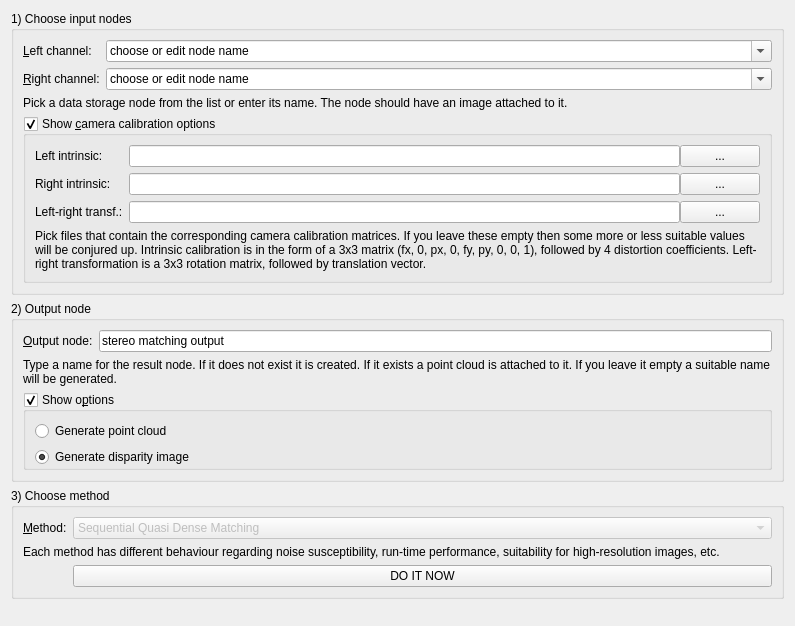
Before: the Qt Designer form Code/Gui/MITK/Plugins/uk.ac.ucl.cmic.igisurfacerecon/src/internal/SurfaceReconViewWidget.ui in NifTK/NifTK, drawn with Qt 5.
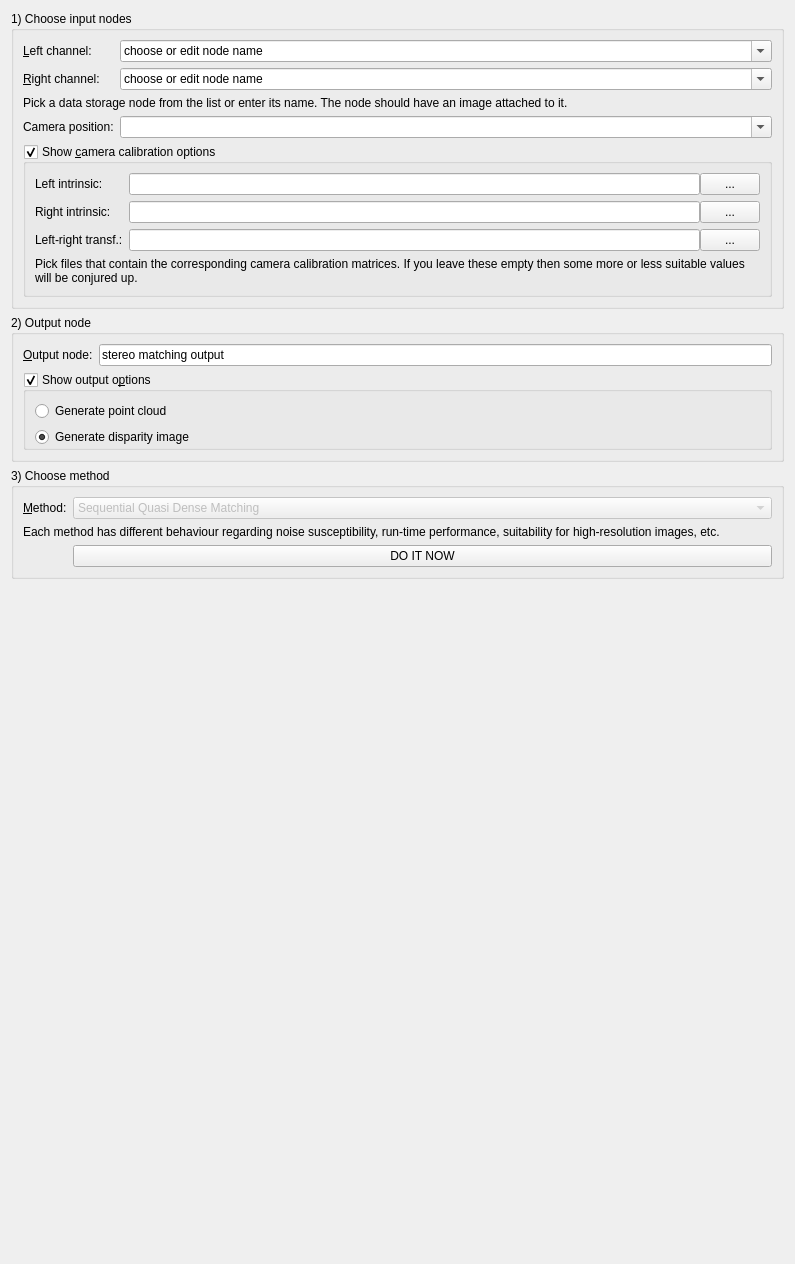
After: the same form once the commit is applied. Custom widgets are drawn as their Qt base class.

Commit message: Bug #2476: attempt to get the stereo-matched point cloud moving with a camera node

```diff
--- a/Code/Gui/MITK/Plugins/uk.ac.ucl.cmic.igisurfacerecon/src/internal/SurfaceReconViewWidget.ui
+++ b/Code/Gui/MITK/Plugins/uk.ac.ucl.cmic.igisurfacerecon/src/internal/SurfaceReconViewWidget.ui
@@ -7,7 +7,7 @@
     <x>0</x>
     <y>0</y>
     <width>795</width>
-    <height>626</height>
+    <height>1264</height>
    </rect>
   </property>
   <property name="windowTitle">
@@ -80,7 +80,7 @@
         </property>
        </widget>
       </item>
-      <item row="4" column="0" colspan="2">
+      <item row="5" column="0" colspan="2">
        <widget class="QGroupBox" name="calibrationgroupbox">
         <property name="title">
          <string>Show &amp;camera calibration options</string>
@@ -124,7 +124,15 @@
                <number>0</number>
               </property>
               <item>
-               <widget class="QLineEdit" name="RightIntrinsicPathLineEdit"/>
+               <widget class="QLineEdit" name="RightIntrinsicPathLineEdit">
+                <property name="toolTip">
+                 <string>Intrinsic calibration is in the form of a 3x3 matrix
+(fx, 0, px, 
+0, fy, py, 
+0, 0, 1), 
+followed by 4 distortion coefficients.</string>
+                </property>
+               </widget>
               </item>
               <item>
                <widget class="QPushButton" name="RightIntrinsicBrowseButton">
@@ -134,6 +142,12 @@
                   <verstretch>0</verstretch>
                  </sizepolicy>
                 </property>
+                <property name="maximumSize">
+                 <size>
+                  <width>60</width>
+                  <height>16777215</height>
+                 </size>
+                </property>
                 <property name="text">
                  <string>...</string>
                 </property>
@@ -147,7 +161,15 @@
                <number>0</number>
               </property>
               <item>
-               <widget class="QLineEdit" name="LeftIntrinsicPathLineEdit"/>
+               <widget class="QLineEdit" name="LeftIntrinsicPathLineEdit">
+                <property name="toolTip">
+                 <string>Intrinsic calibration is in the form of a 3x3 matrix
+(fx, 0, px, 
+0, fy, py, 
+0, 0, 1), 
+followed by 4 distortion coefficients.</string>
+                </property>
+               </widget>
               </item>
               <item>
                <widget class="QPushButton" name="LeftIntrinsicBrowseButton">
@@ -163,6 +185,12 @@
                   <height>0</height>
                  </size>
                 </property>
+                <property name="maximumSize">
+                 <size>
+                  <width>60</width>
+                  <height>16777215</height>
+                 </size>
+                </property>
                 <property name="text">
                  <string>...</string>
                 </property>
@@ -186,7 +214,11 @@
                <number>0</number>
               </property>
               <item>
-               <widget class="QLineEdit" name="StereoRigTransformationPathLineEdit"/>
+               <widget class="QLineEdit" name="StereoRigTransformationPathLineEdit">
+                <property name="toolTip">
+                 <string>Left-right transformation is a 3x3 rotation matrix, followed by translation vector.</string>
+                </property>
+               </widget>
               </item>
               <item>
                <widget class="QPushButton" name="StereoRigTransformBrowseButton">
@@ -196,6 +228,12 @@
                   <verstretch>0</verstretch>
                  </sizepolicy>
                 </property>
+                <property name="maximumSize">
+                 <size>
+                  <width>60</width>
+                  <height>16777215</height>
+                 </size>
+                </property>
                 <property name="text">
                  <string>...</string>
                 </property>
@@ -206,7 +244,7 @@
             <item row="6" column="0" colspan="2">
              <widget class="QLabel" name="label_11">
               <property name="text">
-               <string>Pick files that contain the corresponding camera calibration matrices. If you leave these empty then some more or less suitable values will be conjured up. Intrinsic calibration is in the form of a 3x3 matrix (fx, 0, px, 0, fy, py, 0, 0, 1), followed by 4 distortion coefficients. Left-right transformation is a 3x3 rotation matrix, followed by translation vector.</string>
+               <string>Pick files that contain the corresponding camera calibration matrices. If you leave these empty then some more or less suitable values will be conjured up.</string>
               </property>
               <property name="wordWrap">
                <bool>true</bool>
@@ -219,6 +257,23 @@
         </layout>
        </widget>
       </item>
+      <item row="4" column="0">
+       <widget class="QLabel" name="label_12">
+        <property name="text">
+         <string>Camera position:</string>
+        </property>
+        <property name="buddy">
+         <cstring>CameraNodeComboBox</cstring>
+        </property>
+       </widget>
+      </item>
+      <item row="4" column="1">
+       <widget class="QmitkDataStorageComboBox" name="CameraNodeComboBox">
+        <property name="editable">
+         <bool>true</bool>
+        </property>
+       </widget>
+      </item>
      </layout>
     </widget>
    </item>
@@ -249,25 +304,9 @@
        </widget>
       </item>
       <item row="3" column="0" colspan="2">
-       <widget class="QLabel" name="label_7">
-        <property name="sizePolicy">
-         <sizepolicy hsizetype="Minimum" vsizetype="Preferred">
-          <horstretch>0</horstretch>
-          <verstretch>0</verstretch>
-         </sizepolicy>
-        </property>
-        <property name="text">
-         <string>Type a name for the result node. If it does not exist it is created. If it exists a point cloud is attached to it. If you leave it empty a suitable name will be generated.</string>
-        </property>
-        <property name="wordWrap">
-         <bool>true</bool>
-        </property>
-       </widget>
-      </item>
-      <item row="4" column="0" colspan="2">
        <widget class="QGroupBox" name="outputoptionsgroupbox">
         <property name="title">
-         <string>Show o&amp;ptions</string>
+         <string>Show output o&amp;ptions</string>
         </property>
         <property name="flat">
          <bool>true</bool>
```
Left out of the diff: 6 changed lines with no effect on the pictures. The commit also changes 3 other files.
